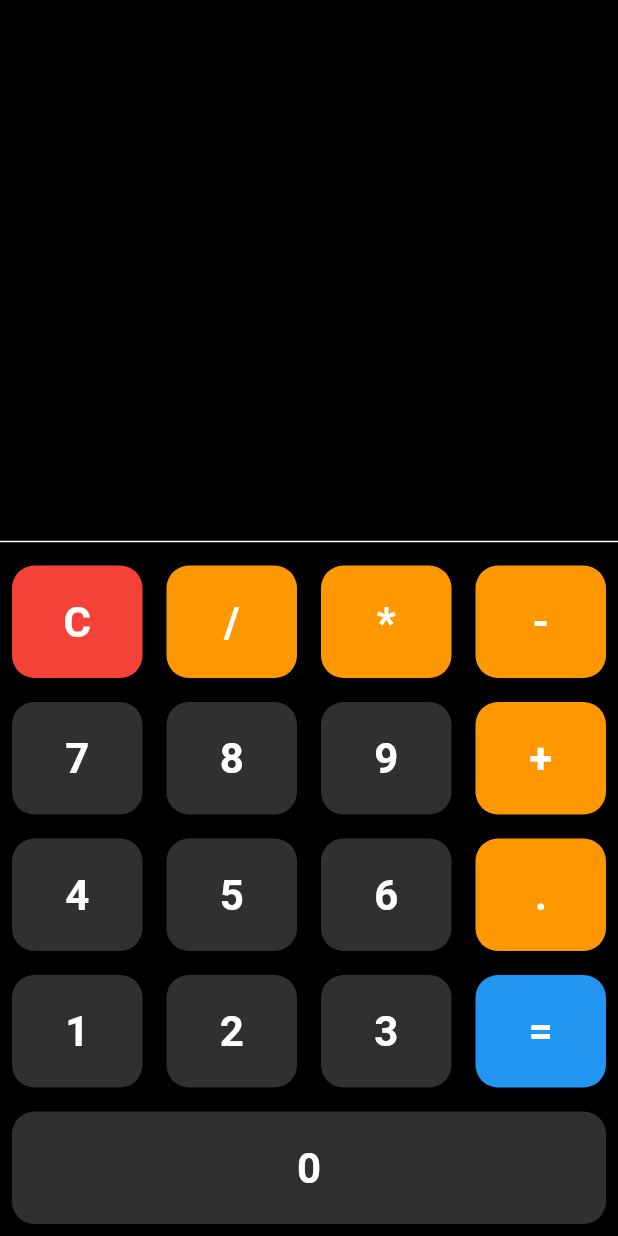
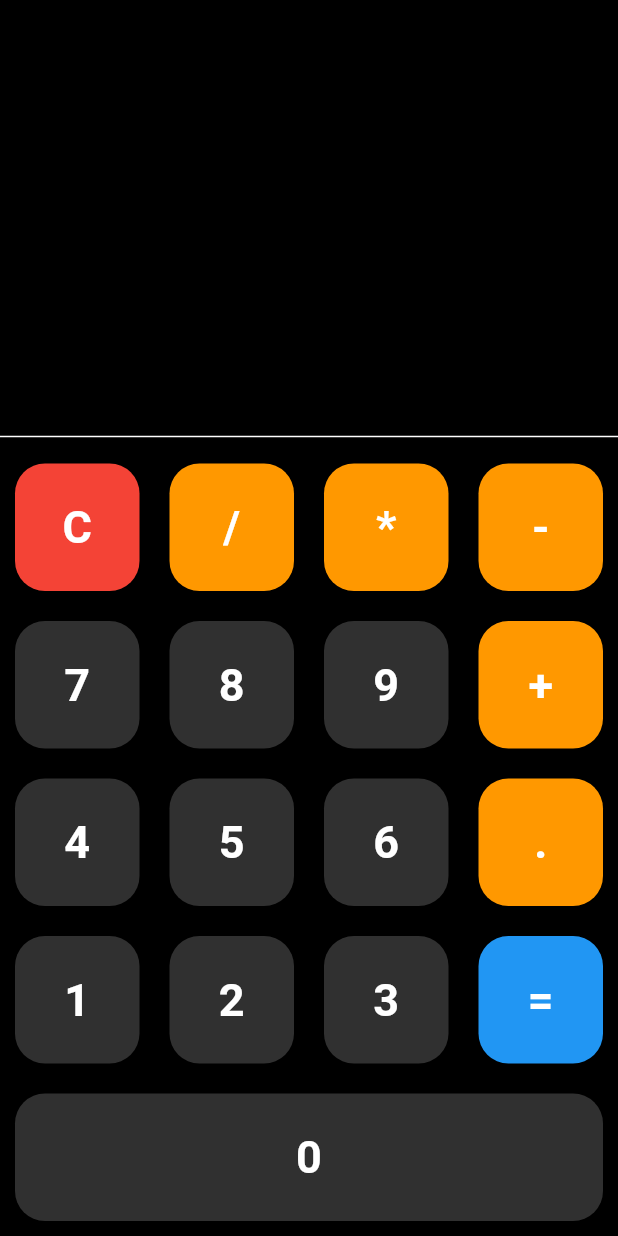
Before and after one commit to sricharan8462/Calculator_HW2, a Flutter app: the screen it shows after launch, after a tap on an icon or button, on a phone screen of 412 x 824 dp. Run offline on Flutter 3.47's test engine with Material 3 defaults, Android fonts, the phone set to English and light mode, and no system bars; our stand-ins replace math_expressions.

Commit message:
final ui changes

```diff
--- a/lib/main.dart
+++ b/lib/main.dart
@@ -2,22 +2,24 @@ import 'package:flutter/material.dart';
 import 'package:math_expressions/math_expressions.dart';
 
 void main() {
-  runApp(MyApp());
+  runApp(const MyApp());
 }
 
 class MyApp extends StatelessWidget {
+  const MyApp({super.key});
   @override
   Widget build(BuildContext context) {
     return MaterialApp(
       debugShowCheckedModeBanner: false,
       title: 'Calculator',
       theme: ThemeData.dark(),
-      home: CalculatorScreen(),
+      home: const CalculatorScreen(),
     );
   }
 }
 
 class CalculatorScreen extends StatefulWidget {
+  const CalculatorScreen({super.key});
   @override
   _CalculatorScreenState createState() => _CalculatorScreenState();
 }
@@ -50,14 +52,11 @@ class _CalculatorScreenState extends State<CalculatorScreen> {
           output = "Error";
         }
       } else {
-        // Prevent consecutive operators (e.g., "5 ++ 3" is not allowed)
         if (RegExp(r'[+\-*/]').hasMatch(value) &&
             input.isNotEmpty &&
             RegExp(r'[+\-*/]$').hasMatch(input)) {
           input = input.substring(0, input.length - 1) + value;
-        }
-        // Prevent multiple decimals in a single number
-        else if (value == ".") {
+        } else if (value == ".") {
           List<String> parts = input.split(RegExp(r'[+\-*/]'));
           String lastPart = parts.isNotEmpty ? parts.last : "";
           if (!lastPart.contains(".")) {
@@ -77,13 +76,14 @@ class _CalculatorScreenState extends State<CalculatorScreen> {
       body: Column(
         children: [
           Expanded(
+            flex: 2,
             child: Container(
               alignment: Alignment.bottomRight,
-              padding: const EdgeInsets.all(20),
+              padding: const EdgeInsets.symmetric(horizontal: 24, vertical: 30),
               child: Text(
                 input,
                 style: const TextStyle(
-                  fontSize: 48,
+                  fontSize: 50,
                   fontWeight: FontWeight.bold,
                   color: Colors.white,
                 ),
@@ -91,13 +91,14 @@ class _CalculatorScreenState extends State<CalculatorScreen> {
             ),
           ),
           Expanded(
+            flex: 1,
             child: Container(
               alignment: Alignment.bottomRight,
-              padding: const EdgeInsets.all(20),
+              padding: const EdgeInsets.symmetric(horizontal: 24, vertical: 20),
               child: Text(
                 output,
                 style: const TextStyle(
-                  fontSize: 44,
+                  fontSize: 48,
                   fontWeight: FontWeight.bold,
                   color: Colors.greenAccent,
                 ),
@@ -107,43 +108,23 @@ class _CalculatorScreenState extends State<CalculatorScreen> {
           const Divider(color: Colors.white),
           Column(
             children: [
-              Row(
-                children: [
-                  buildButton("C", Colors.red),
-                  buildButton("/", Colors.orange),
-                  buildButton("*", Colors.orange),
-                  buildButton("-", Colors.orange),
-                ],
-              ),
-              Row(
-                children: [
-                  buildButton("7", Colors.grey[850]!),
-                  buildButton("8", Colors.grey[850]!),
-                  buildButton("9", Colors.grey[850]!),
-                  buildButton("+", Colors.orange),
-                ],
-              ),
-              Row(
-                children: [
-                  buildButton("4", Colors.grey[850]!),
-                  buildButton("5", Colors.grey[850]!),
-                  buildButton("6", Colors.grey[850]!),
-                  buildButton(".", Colors.orange),
-                ],
-              ),
-              Row(
-                children: [
-                  buildButton("1", Colors.grey[850]!),
-                  buildButton("2", Colors.grey[850]!),
-                  buildButton("3", Colors.grey[850]!),
-                  buildButton("=", Colors.blue),
-                ],
-              ),
-              Row(children: [buildButton("0", Colors.grey[850]!)]),
+              buildButtonRow(["C", "/", "*", "-"], [Colors.red, Colors.orange, Colors.orange, Colors.orange]),
+              buildButtonRow(["7", "8", "9", "+"], [Colors.grey[850]!, Colors.grey[850]!, Colors.grey[850]!, Colors.orange]),
+              buildButtonRow(["4", "5", "6", "."], [Colors.grey[850]!, Colors.grey[850]!, Colors.grey[850]!, Colors.orange]),
+              buildButtonRow(["1", "2", "3", "="], [Colors.grey[850]!, Colors.grey[850]!, Colors.grey[850]!, Colors.blue]),
+              buildButtonRow(["0"], [Colors.grey[850]!]),
             ],
           ),
         ],
       ),
+    );
+  }
+
+  Widget buildButtonRow(List<String> values, List<Color> colors) {
+    return Row(
+      children: List.generate(values.length, (index) {
+        return buildButton(values[index], colors[index]);
+      }),
     );
   }
 
@@ -152,17 +133,20 @@ class _CalculatorScreenState extends State<CalculatorScreen> {
       child: InkWell(
         onTap: () => onButtonPressed(value),
         child: Container(
-          margin: const EdgeInsets.all(8.0),
-          height: 75,
+          margin: const EdgeInsets.all(10),
+          height: 85,
           decoration: BoxDecoration(
             color: color,
-            borderRadius: BorderRadius.circular(15),
+            borderRadius: BorderRadius.circular(20),
+            boxShadow: [
+              BoxShadow(color: Colors.black.withOpacity(0.4), blurRadius: 5, offset: Offset(2, 2)),
+            ],
           ),
           child: Center(
             child: Text(
               value,
               style: const TextStyle(
-                fontSize: 28,
+                fontSize: 30,
                 fontWeight: FontWeight.bold,
                 color: Colors.white,
               ),
```
